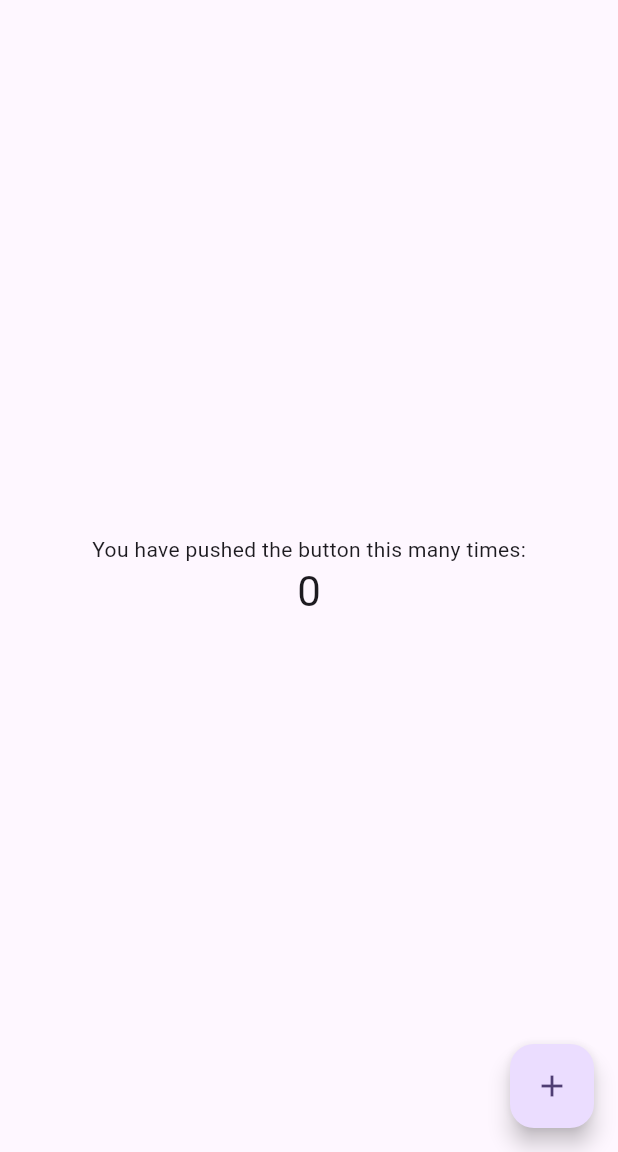
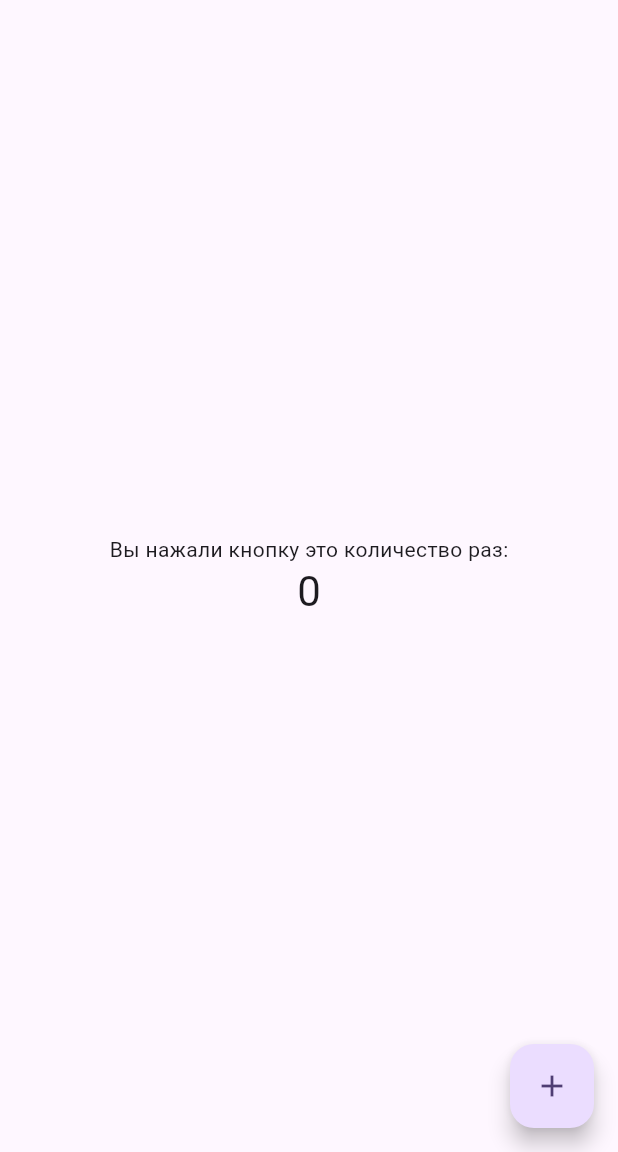
Before and after one commit to Mijitsu/demo-test, a Flutter app: the screen it shows after launch, on a phone screen of 412 x 824 dp, the part 84-1236 px from its top. Run offline on Flutter 3.47's test engine with Material 3 defaults, Android fonts, the phone set to English and light mode, and no system bars.

Commit message:
перевод

```diff
--- a/lib/main.dart
+++ b/lib/main.dart
@@ -7,27 +7,27 @@ void main() {
 class MyApp extends StatelessWidget {
   const MyApp({super.key});
 
-  // This widget is the root of your application.
+  // Этот виджет является корнем вашего приложения.
   @override
   Widget build(BuildContext context) {
     return MaterialApp(
       title: 'Flutter Demo',
       theme: ThemeData(
-        // This is the theme of your application.
+        // Это тема вашего приложения.
         //
-        // TRY THIS: Try running your application with "flutter run". You'll see
-        // the application has a purple toolbar. Then, without quitting the app,
-        // try changing the seedColor in the colorScheme below to Colors.green
-        // and then invoke "hot reload" (save your changes or press the "hot
-        // reload" button in a Flutter-supported IDE, or press "r" if you used
-        // the command line to start the app).
+        // ПОПРОБУЙТЕ ЭТО: Попробуйте запустить ваше приложение с помощью "flutter run". Вы увидите,
+        // что приложение имеет фиолетовую панель инструментов. Затем, не закрывая приложение,
+        // попробуйте изменить seedColor в colorScheme ниже на Colors.green
+        // и затем выполните "горячую перезагрузку" (сохраните ваши изменения или нажмите кнопку "горячей
+        // перезагрузки" в поддерживающей Flutter IDE, или нажмите "r", если вы использовали
+        // командную строку для запуска приложения).
         //
-        // Notice that the counter didn't reset back to zero; the application
-        // state is not lost during the reload. To reset the state, use hot
-        // restart instead.
+        // Обратите внимание, что счётчик не сбросился обратно на ноль; состояние приложения
+        // не теряется во время перезагрузки. Чтобы сбросить состояние, используйте горячую
+        // перезагрузку вместо этого.
         //
-        // This works for code too, not just values: Most code changes can be
-        // tested with just a hot reload.
+        // Это также работает для кода, а не только для значений: Большинство изменений кода
+        // можно протестировать с помощью горячей перезагрузки.
         colorScheme: ColorScheme.fromSeed(seedColor: Colors.deepPurple),
         useMaterial3: true,
       ),
@@ -39,14 +39,14 @@ class MyApp extends StatelessWidget {
 class MyHomePage extends StatefulWidget {
   const MyHomePage({super.key, required this.title});
 
-  // This widget is the home page of your application. It is stateful, meaning
-  // that it has a State object (defined below) that contains fields that affect
-  // how it looks.
+  // Этот виджет является домашней страницей вашего приложения. Он имеет состояние, что означает,
+  // что у него есть объект State (определённый ниже), который содержит поля, влияющие на
+  // то, как он выглядит.
 
-  // This class is the configuration for the state. It holds the values (in this
-  // case the title) provided by the parent (in this case the App widget) and
-  // used by the build method of the State. Fields in a Widget subclass are
-  // always marked "final".
+  // Этот класс — конфигурация для состояния. Он содержит значения (в данном случае заголовок),
+  // предоставленные родительским виджетом (в данном случае виджетом App) и
+  // используемые методом build состояния. Поля в подклассе Widget всегда
+  // помечены как "final".
 
   final String title;
 
@@ -59,54 +59,52 @@ class _MyHomePageState extends State<MyHomePage> {
 
   void _incrementCounter() {
     setState(() {
-      // This call to setState tells the Flutter framework that something has
-      // changed in this State, which causes it to rerun the build method below
-      // so that the display can reflect the updated values. If we changed
-      // _counter without calling setState(), then the build method would not be
-      // called again, and so nothing would appear to happen.
+      // Этот вызов setState сообщает фреймворку Flutter, что что-то изменилось в этом состоянии,
+      // что вызывает повторный вызов метода build ниже, чтобы отображение могло отразить обновленные значения.
+      // Если бы мы изменили _counter без вызова setState(), метод build не был бы вызван снова,
+      // и ничего не произошло бы.
       _counter++;
     });
   }
 
   @override
   Widget build(BuildContext context) {
-    // This method is rerun every time setState is called, for instance as done
-    // by the _incrementCounter method above.
+    // Этот метод вызывается снова каждый раз, когда вызывается setState, например, как это сделано
+    // методом _incrementCounter выше.
     //
-    // The Flutter framework has been optimized to make rerunning build methods
-    // fast, so that you can just rebuild anything that needs updating rather
-    // than having to individually change instances of widgets.
+    // Фреймворк Flutter оптимизирован для быстрого повторного вызова методов build,
+    // поэтому вы можете просто перестроить всё, что нужно обновить, вместо того, чтобы изменять
+    // отдельные экземпляры виджетов.
     return Scaffold(
       appBar: AppBar(
-        // TRY THIS: Try changing the color here to a specific color (to
-        // Colors.amber, perhaps?) and trigger a hot reload to see the AppBar
-        // change color while the other colors stay the same.
+        // ПОПРОБУЙТЕ ЭТО: Попробуйте изменить цвет здесь на определённый цвет (например, на
+        // Colors.amber) и выполните горячую перезагрузку, чтобы увидеть изменение цвета AppBar,
+        // пока остальные цвета остаются теми же.
         backgroundColor: Theme.of(context).colorScheme.inversePrimary,
-        // Here we take the value from the MyHomePage object that was created by
-        // the App.build method, and use it to set our appbar title.
+        // Здесь мы берём значение из объекта MyHomePage, который был создан методом
+        // App.build, и используем его для установки заголовка нашей панели приложений.
         title: Text(widget.title),
       ),
       body: Center(
-        // Center is a layout widget. It takes a single child and positions it
-        // in the middle of the parent.
+        // Center — это виджет компоновки. Он принимает один дочерний элемент и размещает его
+        // в середине родительского виджета.
         child: Column(
-          // Column is also a layout widget. It takes a list of children and
-          // arranges them vertically. By default, it sizes itself to fit its
-          // children horizontally, and tries to be as tall as its parent.
+          // Column — это тоже виджет компоновки. Он принимает список дочерних элементов и
+          // располагает их вертикально. По умолчанию он изменяет размер, чтобы поместить его
+          // дочерние элементы горизонтально и пытается быть таким высоким, как его родитель.
           //
-          // Column has various properties to control how it sizes itself and
-          // how it positions its children. Here we use mainAxisAlignment to
-          // center the children vertically; the main axis here is the vertical
-          // axis because Columns are vertical (the cross axis would be
-          // horizontal).
+          // Column имеет различные свойства для управления тем, как он изменяет размер и
+          // как он размещает свои дочерние элементы. Здесь мы используем mainAxisAlignment для
+          // центрирования дочерних элементов по вертикали; основной осью здесь является вертикальная
+          // ось, потому что Columns вертикальны (пересекающая ось будет горизонтальной).
           //
-          // TRY THIS: Invoke "debug painting" (choose the "Toggle Debug Paint"
-          // action in the IDE, or press "p" in the console), to see the
-          // wireframe for each widget.
+          // ПОПРОБУЙТЕ ЭТО: Включите "debug painting" (выберите действие "Toggle Debug Paint"
+          // в IDE или нажмите "p" в консоли), чтобы увидеть
+          // каркас для каждого виджета.
           mainAxisAlignment: MainAxisAlignment.center,
           children: <Widget>[
             const Text(
-              'You have pushed the button this many times:',
+              'Вы нажали кнопку это количество раз:',
             ),
             Text(
               '$_counter',
@@ -117,9 +115,9 @@ class _MyHomePageState extends State<MyHomePage> {
       ),
       floatingActionButton: FloatingActionButton(
         onPressed: _incrementCounter,
-        tooltip: 'Increment',
+        tooltip: 'Увеличить',
         child: const Icon(Icons.add),
-      ), // This trailing comma makes auto-formatting nicer for build methods.
+      ), // Эта завершающая запятая делает автоформатирование более удобным для методов build.
     );
   }
 }
```
